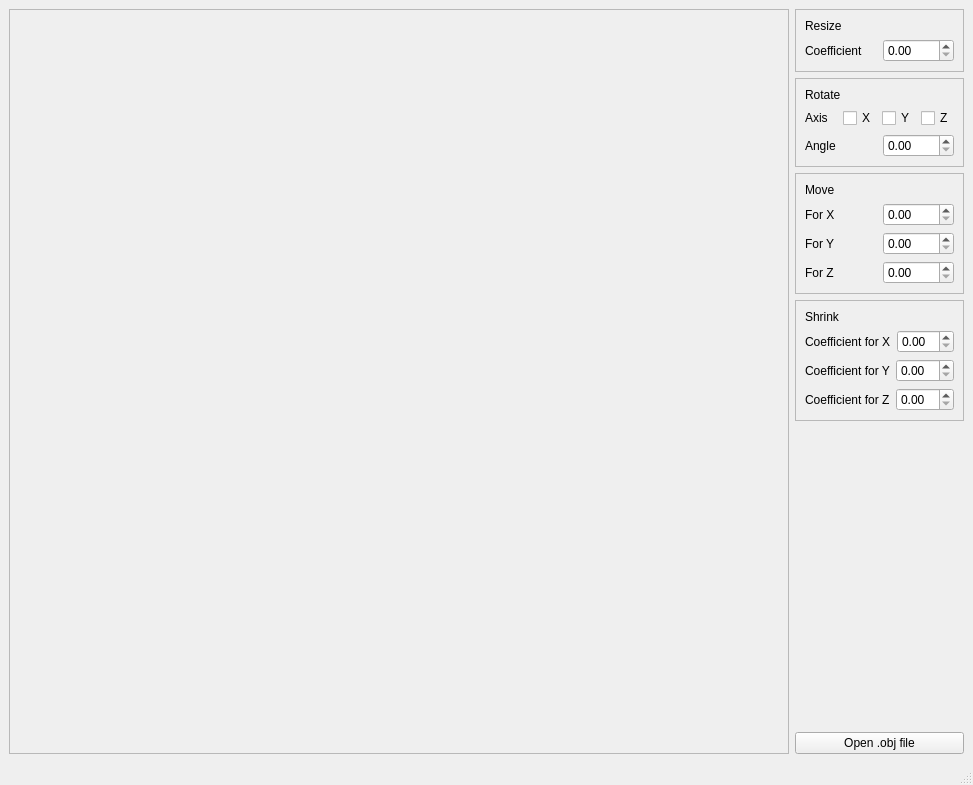
Old version of the form resources/gui/gui.ui in the repository quicklybly/3d-viewer.
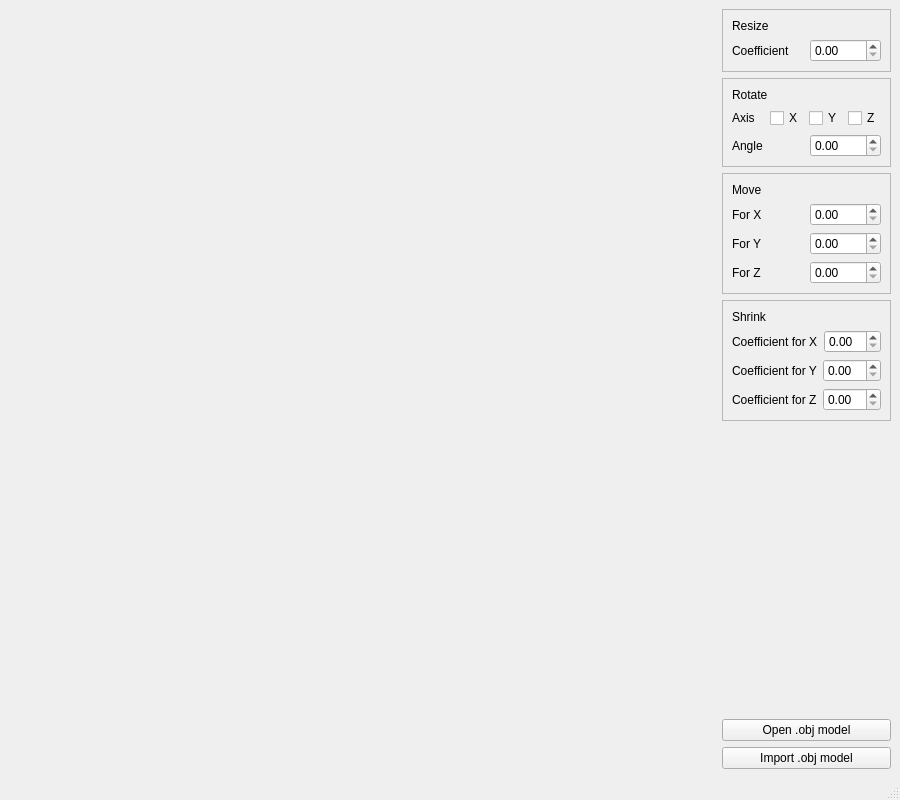
New version of the form.

```diff
--- a/resources/gui/gui.ui
+++ b/resources/gui/gui.ui
@@ -6,33 +6,21 @@
    <rect>
     <x>0</x>
     <y>0</y>
-    <width>973</width>
-    <height>785</height>
+    <width>900</width>
+    <height>800</height>
    </rect>
   </property>
   <property name="windowTitle">
    <string>MainWindow</string>
   </property>
   <widget class="QWidget" name="centralwidget">
-   <layout class="QHBoxLayout" name="horizontalLayout_23">
+   <layout class="QVBoxLayout" name="verticalLayout_3">
     <item>
      <layout class="QHBoxLayout" name="horizontalLayout">
       <item>
        <layout class="QVBoxLayout" name="verticalLayout_7">
         <item>
-         <widget class="QFrame" name="frame_5">
-          <property name="frameShape">
-           <enum>QFrame::StyledPanel</enum>
-          </property>
-          <property name="frameShadow">
-           <enum>QFrame::Raised</enum>
-          </property>
-          <layout class="QHBoxLayout" name="horizontalLayout_22">
-           <item>
-            <widget class="QWidget" name="widget" native="true"/>
-           </item>
-          </layout>
-         </widget>
+         <layout class="QVBoxLayout" name="model_layout"/>
         </item>
         <item>
          <spacer name="horizontalSpacer">
@@ -307,7 +295,14 @@
         <item>
          <widget class="QPushButton" name="openFile">
           <property name="text">
-           <string>Open .obj file</string>
+           <string>Open .obj model</string>
+          </property>
+         </widget>
+        </item>
+        <item>
+         <widget class="QPushButton" name="pushButton">
+          <property name="text">
+           <string>Import .obj model</string>
           </property>
          </widget>
         </item>
```
Left out of the diff: 6 changed lines with no effect on the pictures.
